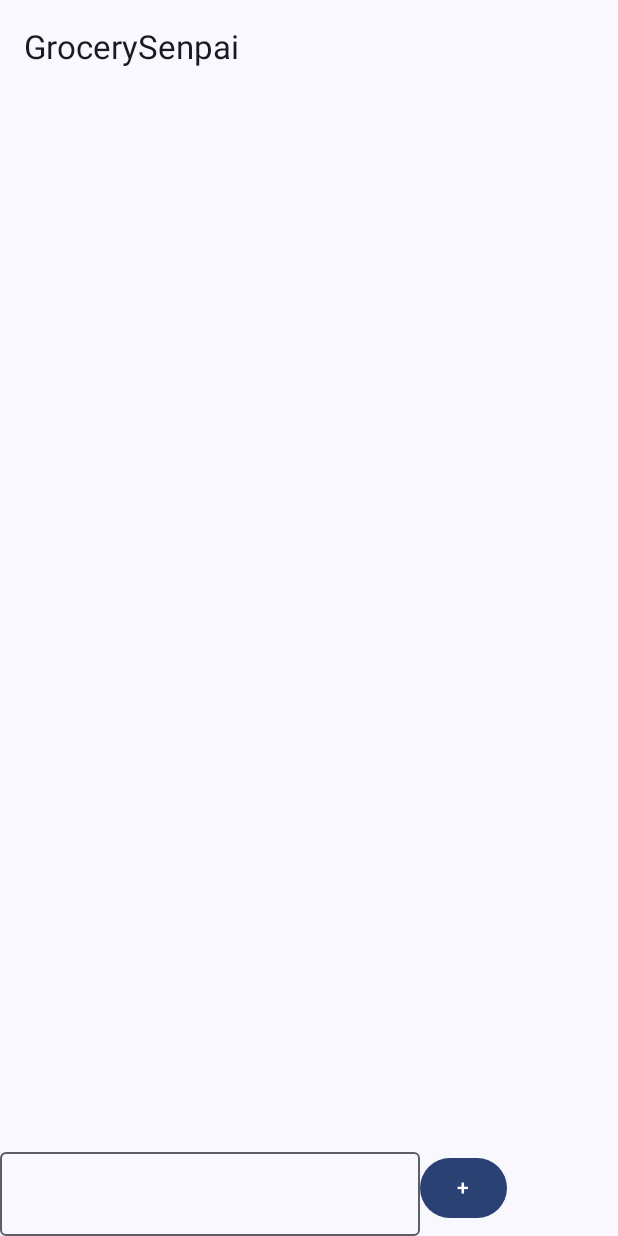
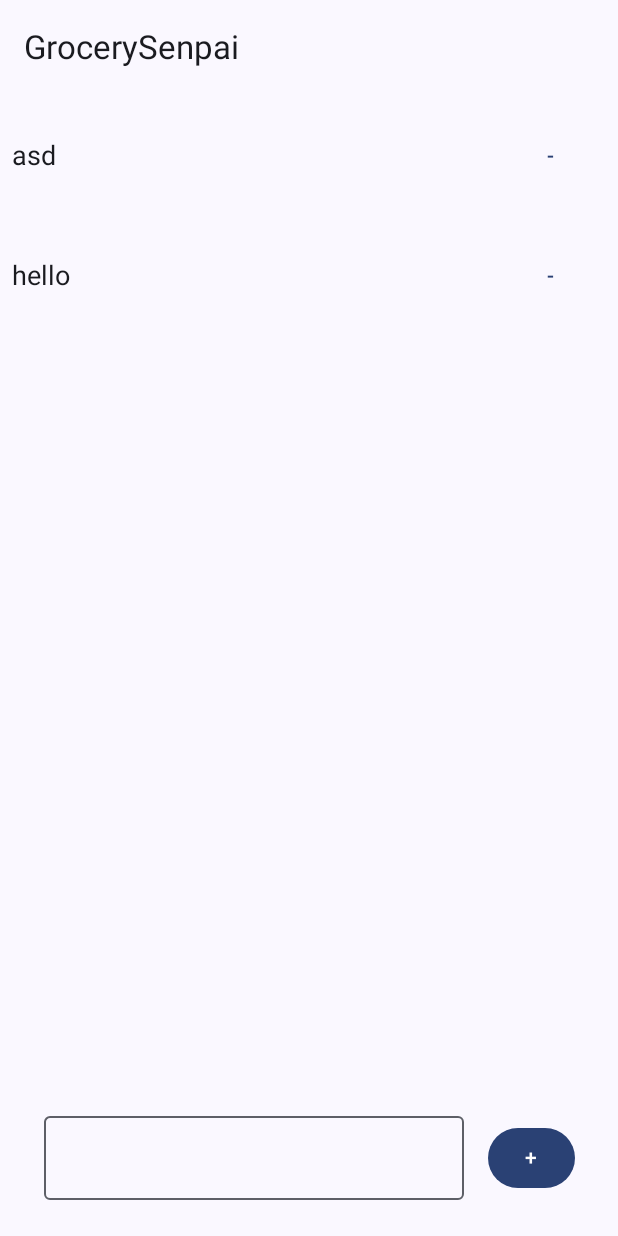
Before and after one commit to conferatus-inc/GrocerySenpai, an Android app built with Jetpack Compose: the screen it shows after launch (MainActivity), on a phone screen of 412 x 824 dp. Run offline under Robolectric (Android 15) with nearby library versions, the phone set to English and light mode, and no system bars; our stand-ins replace Dagger/Hilt's generated code.

Commit message:
Scroll and some layout improvements

```diff
--- a/app/src/main/java/inc/conferatus/grocerysenpai/presentation/shoppinglist/GroceryListScreen.kt
+++ b/app/src/main/java/inc/conferatus/grocerysenpai/presentation/shoppinglist/GroceryListScreen.kt
@@ -1,32 +1,39 @@
 package inc.conferatus.grocerysenpai.presentation.shoppinglist
 
 import android.annotation.SuppressLint
+import androidx.compose.foundation.border
 import androidx.compose.foundation.layout.Arrangement
+import androidx.compose.foundation.layout.Box
 import androidx.compose.foundation.layout.Column
 import androidx.compose.foundation.layout.Row
-import androidx.compose.foundation.layout.Spacer
 import androidx.compose.foundation.layout.fillMaxHeight
 import androidx.compose.foundation.layout.fillMaxWidth
-import androidx.compose.foundation.layout.height
 import androidx.compose.foundation.layout.padding
+import androidx.compose.foundation.rememberScrollState
 import androidx.compose.foundation.text.KeyboardActions
 import androidx.compose.foundation.text.KeyboardOptions
+import androidx.compose.foundation.verticalScroll
 import androidx.compose.material3.Button
 import androidx.compose.material3.ExperimentalMaterial3Api
-import androidx.compose.material3.MaterialTheme.shapes
 import androidx.compose.material3.OutlinedTextField
 import androidx.compose.material3.Scaffold
 import androidx.compose.material3.Text
+import androidx.compose.material3.TextButton
 import androidx.compose.material3.TopAppBar
 import androidx.compose.runtime.Composable
 import androidx.compose.runtime.collectAsState
 import androidx.compose.runtime.getValue
+import androidx.compose.ui.Alignment
 import androidx.compose.ui.Modifier
+import androidx.compose.ui.graphics.Brush
+import androidx.compose.ui.text.TextStyle
 import androidx.compose.ui.text.input.ImeAction
 import androidx.compose.ui.tooling.preview.Preview
 import androidx.compose.ui.unit.dp
+import androidx.compose.ui.unit.sp
 
 // todo TODO!!!!!!!!!!!!
+// split onto components
 @SuppressLint("UnusedMaterial3ScaffoldPaddingParameter")
 @OptIn(ExperimentalMaterial3Api::class)
 @Composable
@@ -44,22 +51,30 @@ fun GroceryListScreen(viewModel: GroceryListViewModel = GroceryListViewModel())
         },
 
         bottomBar = {
-            Row {
+            Row (
+                modifier = Modifier
+                    .padding(16.dp)
+                    .fillMaxWidth(),
+                verticalAlignment = Alignment.CenterVertically,
+                horizontalArrangement = Arrangement.Center
+            ){
                 OutlinedTextField(
                     value = viewModel.itemInput,
                     onValueChange = { viewModel.updateUserItemInput(it) },
                     singleLine = true,
+                    modifier = Modifier.padding(8.dp, 8.dp),
 //                modifier = Modifier.fillMaxWidth(),
                     keyboardOptions = KeyboardOptions.Default.copy(
                         imeAction = ImeAction.Done
                     ),
                     keyboardActions = KeyboardActions(
-                        onDone = { viewModel.addRandomNote() }
+                        onDone = { viewModel.addItem() }
                     )
                 )
 
                 Button(
-                    onClick = { viewModel.addRandomNote() }
+                    onClick = { viewModel.addItem() },
+                    modifier = Modifier.padding(8.dp, 8.dp)
                 ) {
                     Text(
                         text = "+"
@@ -70,13 +85,38 @@ fun GroceryListScreen(viewModel: GroceryListViewModel = GroceryListViewModel())
 
 ){ innerPadding ->
         Column(
-            Modifier.fillMaxHeight()
+            Modifier
+                .fillMaxHeight()
                 .padding(innerPadding)
+                .verticalScroll(rememberScrollState())
         ) {
             groceryListUiState.groceryListItems.forEach {
-                Text(
-                    text = it.toString()
-                )
+                Box(
+                    modifier = Modifier
+                        .padding(8.dp, 8.dp)
+                        .fillMaxWidth()
+                ) {
+                    Row (
+                        modifier = Modifier.fillMaxWidth(),
+                        verticalAlignment = Alignment.CenterVertically,
+                        horizontalArrangement = Arrangement.SpaceBetween
+                    ){
+                        Text(
+                            text = it.name,
+                            style = TextStyle(fontSize = 18.sp)
+                        )
+
+                        TextButton(
+                            onClick = { viewModel.removeItem(it) },
+                            modifier = Modifier.padding(8.dp, 8.dp)
+                        ) {
+                            Text(
+                                text = "-"
+                            )
+                        }
+                    }
+
+                }
             }
         }
     }
--- a/app/src/main/java/inc/conferatus/grocerysenpai/presentation/shoppinglist/GroceryListUiState.kt
+++ b/app/src/main/java/inc/conferatus/grocerysenpai/presentation/shoppinglist/GroceryListUiState.kt
@@ -3,5 +3,6 @@ package inc.conferatus.grocerysenpai.presentation.shoppinglist
 import inc.conferatus.grocerysenpai.data.GroceryListItem
 
 data class GroceryListUiState(
-    val groceryListItems: List<GroceryListItem> = emptyList()
+//    val groceryListItems: List<GroceryListItem> = emptyList()
+    val groceryListItems: List<GroceryListItem> = listOf(GroceryListItem("asd"), GroceryListItem("hello"))
 )
--- a/app/src/main/java/inc/conferatus/grocerysenpai/presentation/shoppinglist/GroceryListViewModel.kt
+++ b/app/src/main/java/inc/conferatus/grocerysenpai/presentation/shoppinglist/GroceryListViewModel.kt
@@ -20,13 +20,21 @@ class GroceryListViewModel : ViewModel() {
     var itemInput by mutableStateOf("")
         private set
 
-    fun addRandomNote() {
+    fun addItem() {
         _uiState.update {
             it.copy(
                 groceryListItems = it.groceryListItems.plus(GroceryListItem(name = itemInput))
             )
         }
         itemInput = ""
+    }
+
+    fun removeItem(item: GroceryListItem) {
+        _uiState.update {
+            it.copy(
+                groceryListItems = it.groceryListItems.filter { it !== item } // todo потом норм будет это просто гуйню тестить
+            )
+        }
     }
 
     fun updateUserItemInput(newItemInput: String) {
```
